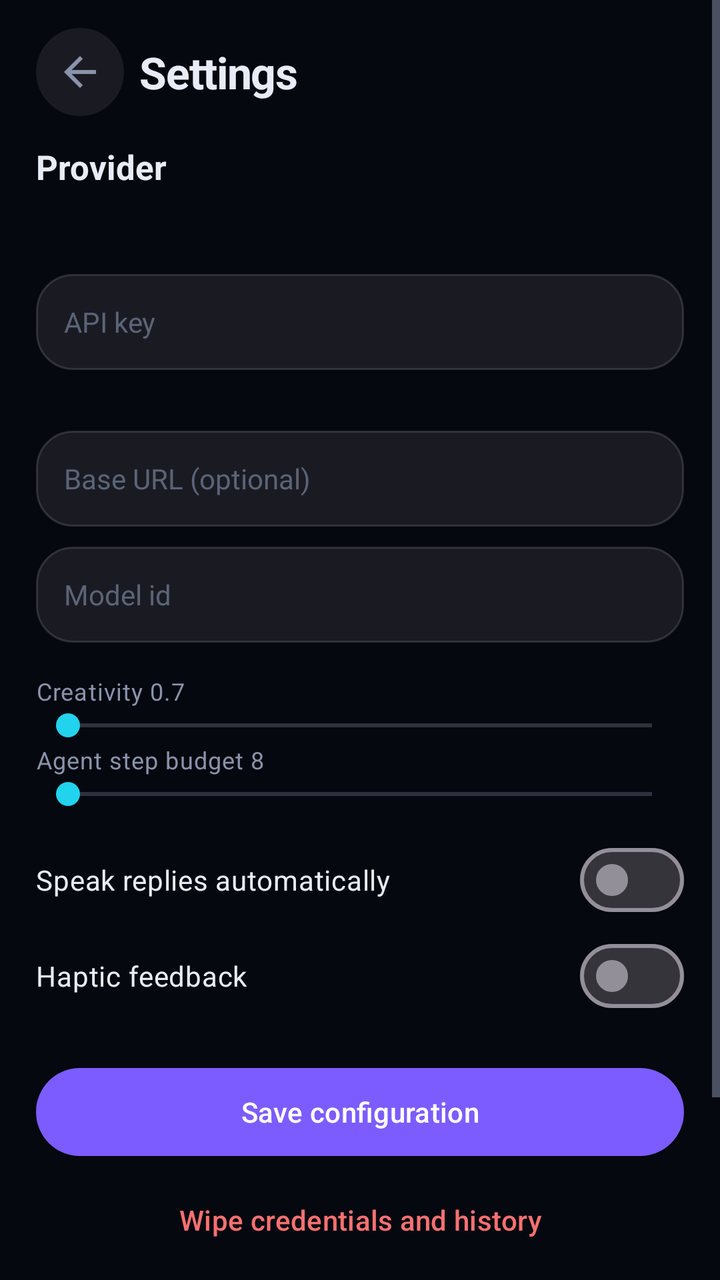
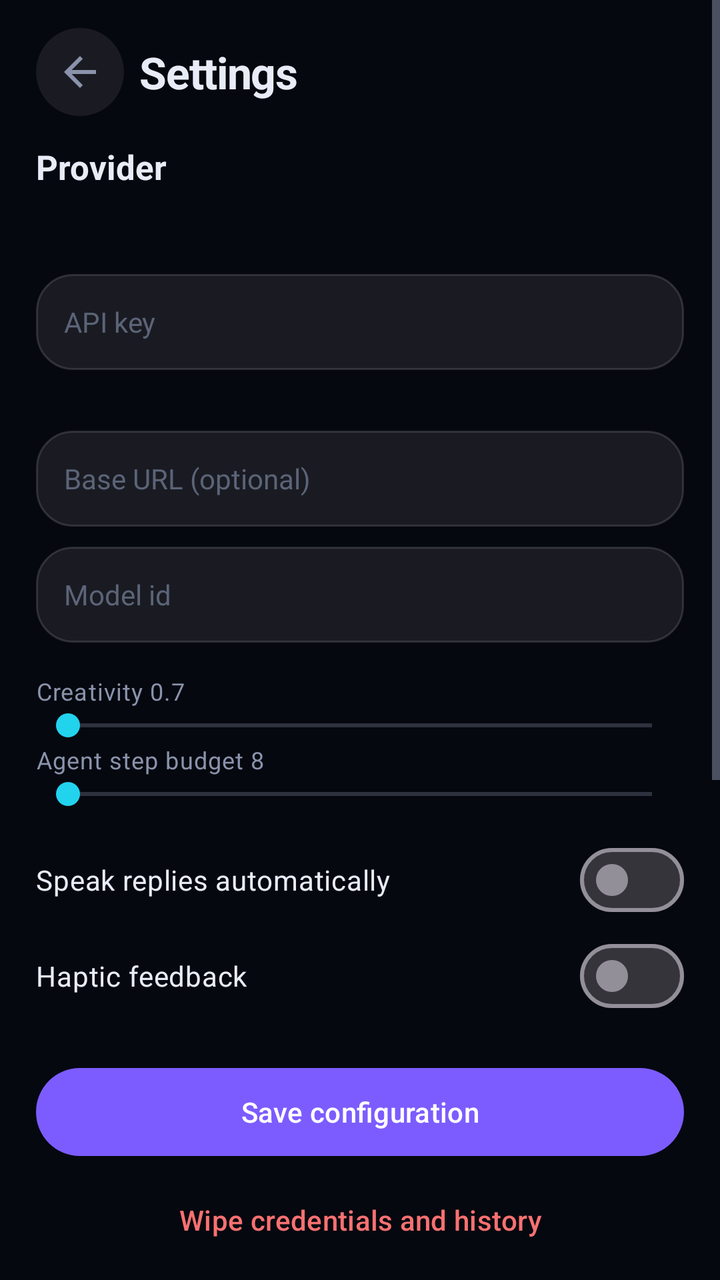

Before-and-after screenshots of an Android layout around one commit, followed by the original layout XML and the change that was made.
<!-- AndroidManifest.xml: application theme Theme.ApexAI -->
<!-- res/layout/activity_settings.xml -->
<?xml version="1.0" encoding="utf-8"?>
<ScrollView xmlns:android="http://schemas.android.com/apk/res/android"
    android:layout_width="match_parent"
    android:layout_height="match_parent"
    android:background="@color/apex_bg"
    android:fitsSystemWindows="true"
    android:fillViewport="true">

    <LinearLayout
        android:layout_width="match_parent"
        android:layout_height="wrap_content"
        android:orientation="vertical"
        android:paddingStart="18dp"
        android:paddingTop="8dp"
        android:paddingEnd="18dp"
        android:paddingBottom="28dp">

        <LinearLayout
            android:layout_width="match_parent"
            android:layout_height="56dp"
            android:gravity="center_vertical"
            android:orientation="horizontal">

            <ImageButton
                android:id="@+id/btnBack"
                android:layout_width="44dp"
                android:layout_height="44dp"
                android:background="@drawable/bg_icon_ripple"
                android:padding="10dp"
                android:src="@drawable/ic_back"
                android:tint="@color/apex_text_dim" />

            <TextView
                style="@style/Apex.Text.Display"
                android:layout_width="wrap_content"
                android:layout_height="wrap_content"
                android:layout_marginStart="8dp"
                android:text="@string/title_settings"
                android:textSize="22sp" />
        </LinearLayout>

        <TextView
            style="@style/Apex.Text.Title"
            android:layout_width="wrap_content"
            android:layout_height="wrap_content"
            android:layout_marginTop="8dp"
            android:text="Provider" />

        <HorizontalScrollView
            android:layout_width="match_parent"
            android:layout_height="wrap_content"
            android:layout_marginTop="8dp"
            android:scrollbars="none">

            <LinearLayout
                android:id="@+id/providerRow"
                android:layout_width="wrap_content"
                android:layout_height="wrap_content"
                android:orientation="horizontal" />
        </HorizontalScrollView>

        <TextView
            android:id="@+id/tvProviderHint"
            style="@style/Apex.Text.Caption"
            android:layout_width="match_parent"
            android:layout_height="wrap_content"
            android:layout_marginTop="6dp"
            android:text="" />

        <EditText
            android:id="@+id/inputKey"
            android:layout_width="match_parent"
            android:layout_height="48dp"
            android:layout_marginTop="12dp"
            android:background="@drawable/bg_input_field"
            android:hint="API key"
            android:inputType="textPassword"
            android:paddingStart="14dp"
            android:paddingEnd="14dp"
            android:textColor="@color/apex_text"
            android:textColorHint="@color/apex_text_faint"
            android:textSize="14sp" />

        <TextView
            android:id="@+id/tvKeyState"
            style="@style/Apex.Text.Caption"
            android:layout_width="match_parent"
            android:layout_height="wrap_content"
            android:layout_marginTop="4dp"
            android:text="" />

        <EditText
            android:id="@+id/inputBase"
            android:layout_width="match_parent"
            android:layout_height="48dp"
            android:layout_marginTop="10dp"
            android:background="@drawable/bg_input_field"
            android:hint="Base URL (optional)"
            android:inputType="textUri"
            android:paddingStart="14dp"
            android:paddingEnd="14dp"
            android:textColor="@color/apex_text"
            android:textColorHint="@color/apex_text_faint"
            android:textSize="14sp" />

        <EditText
            android:id="@+id/inputModel"
            android:layout_width="match_parent"
            android:layout_height="48dp"
            android:layout_marginTop="10dp"
            android:background="@drawable/bg_input_field"
            android:hint="Model id"
            android:inputType="text"
            android:paddingStart="14dp"
            android:paddingEnd="14dp"
            android:textColor="@color/apex_text"
            android:textColorHint="@color/apex_text_faint"
            android:textSize="14sp" />

        <TextView
            android:id="@+id/tvTempLabel"
            style="@style/Apex.Text.Caption"
            android:layout_width="match_parent"
            android:layout_height="wrap_content"
            android:layout_marginTop="16dp"
            android:text="Creativity 0.7" />

        <SeekBar
            android:id="@+id/seekTemp"
            android:layout_width="match_parent"
            android:layout_height="wrap_content"
            android:max="20" />

        <TextView
            android:id="@+id/tvStepsLabel"
            style="@style/Apex.Text.Caption"
            android:layout_width="match_parent"
            android:layout_height="wrap_content"
            android:text="Agent step budget 8" />

        <SeekBar
            android:id="@+id/seekSteps"
            android:layout_width="match_parent"
            android:layout_height="wrap_content"
            android:max="23" />

        <com.google.android.material.materialswitch.MaterialSwitch
            android:id="@+id/switchVoice"
            android:layout_width="match_parent"
            android:layout_height="wrap_content"
            android:layout_marginTop="10dp"
            android:text="Speak replies automatically"
            android:textColor="@color/apex_text" />

        <com.google.android.material.materialswitch.MaterialSwitch
            android:id="@+id/switchHaptics"
            android:layout_width="match_parent"
            android:layout_height="wrap_content"
            android:text="Haptic feedback"
            android:textColor="@color/apex_text" />

        <com.google.android.material.button.MaterialButton
            android:id="@+id/btnSave"
            android:layout_width="match_parent"
            android:layout_height="52dp"
            android:layout_marginTop="18dp"
            android:text="Save configuration" />

        <com.google.android.material.button.MaterialButton
            android:id="@+id/btnClear"
            style="@style/Widget.Material3.Button.TextButton"
            android:layout_width="match_parent"
            android:layout_height="wrap_content"
            android:layout_marginTop="4dp"
            android:text="Wipe credentials and history"
            android:textColor="@color/apex_red" />

        <TextView
            style="@style/Apex.Text.Title"
            android:layout_width="wrap_content"
            android:layout_height="wrap_content"
            android:layout_marginTop="18dp"
            android:text="Engine log" />

        <TextView
            android:id="@+id/tvLog"
            style="@style/Apex.Text.Mono"
            android:layout_width="match_parent"
            android:layout_height="wrap_content"
            android:layout_marginTop="6dp"
            android:background="@drawable/bg_glass_soft"
            android:lineSpacingMultiplier="1.15"
            android:padding="12dp"
            android:textColor="@color/apex_text_dim"
            android:textSize="10sp" />
    </LinearLayout>
</ScrollView>
<!-- resources referenced by this layout -->
<resources>
  <color name="apex_bg">#FF06080F</color>
  <color name="apex_red">#FFF87171</color>
  <color name="apex_text">#FFE8ECF7</color>
  <color name="apex_text_dim">#FF8A93AB</color>
  <color name="apex_text_faint">#FF5B6478</color>
  <!-- drawable bg_glass_soft (drawable) -->
  <?xml version="1.0" encoding="utf-8"?>
  <shape xmlns:android="http://schemas.android.com/apk/res/android" android:shape="rectangle">
      <corners android:radius="@dimen/radius_m" />
      <solid android:color="@color/apex_glass" />
      <stroke android:width="1dp" android:color="@color/apex_stroke_soft" />
  </shape>
  <!-- drawable bg_icon_ripple (drawable) -->
  <?xml version="1.0" encoding="utf-8"?>
  <ripple xmlns:android="http://schemas.android.com/apk/res/android"
      android:color="#33FFFFFF">
      <item>
          <shape android:shape="oval">
              <solid android:color="#14FFFFFF" />
          </shape>
      </item>
  </ripple>
  <!-- drawable bg_input_field (drawable) -->
  <?xml version="1.0" encoding="utf-8"?>
  <shape xmlns:android="http://schemas.android.com/apk/res/android" android:shape="rectangle">
      <corners android:radius="@dimen/radius_m" />
      <solid android:color="#14FFFFFF" />
      <stroke android:width="1dp" android:color="#22FFFFFF" />
  </shape>
  <string name="title_settings">Settings</string>
  <style name="Apex.Text.Caption" parent="">
          <item name="android:textColor">@color/apex_text_dim</item>
          <item name="android:textSize">12sp</item>
          <item name="android:letterSpacing">0.03</item>
      </style>
  <style name="Apex.Text.Display" parent="">
          <item name="android:textColor">@color/apex_text</item>
          <item name="android:textSize">28sp</item>
          <item name="android:textStyle">bold</item>
          <item name="android:letterSpacing">-0.02</item>
      </style>
  <style name="Apex.Text.Mono" parent="">
          <item name="android:textColor">@color/apex_text</item>
          <item name="android:textSize">12sp</item>
          <item name="android:fontFamily">monospace</item>
      </style>
  <style name="Apex.Text.Title" parent="">
          <item name="android:textColor">@color/apex_text</item>
          <item name="android:textSize">17sp</item>
          <item name="android:textStyle">bold</item>
      </style>
  <dimen name="radius_m">18dp</dimen>
  <color name="apex_glass">#B3121828</color>
  <color name="apex_stroke_soft">#1AFFFFFF</color>
  <color name="apex_violet">#FF7C5CFF</color>
  <color name="apex_violet_deep">#FF5B3FE0</color>
  <color name="apex_cyan">#FF22D3EE</color>
  <color name="apex_pink">#FFF472B6</color>
  <color name="apex_surface">#FF121828</color>
  <style name="Apex.BottomSheet" parent="ThemeOverlay.Material3.BottomSheetDialog">
          <item name="bottomSheetStyle">@style/Apex.BottomSheet.Style</item>
      </style>
  <color name="apex_glass_strong">#D91A2236</color>
  <style name="Apex.Dialog.Button" parent="Widget.Material3.Button.TextButton">
          <item name="android:textColor">@color/apex_cyan</item>
      </style>
  <style name="Apex.BottomSheet.Style" parent="Widget.Material3.BottomSheet.Modal">
          <item name="backgroundTint">@color/apex_bg_alt</item>
          <item name="shapeAppearance">@style/Apex.Shape.Sheet</item>
      </style>
  <color name="apex_bg_alt">#FF0B0F1C</color>
  <style name="Apex.Shape.Sheet" parent="">
          <item name="cornerFamily">rounded</item>
          <item name="cornerSizeTopLeft">28dp</item>
          <item name="cornerSizeTopRight">28dp</item>
          <item name="cornerSizeBottomLeft">0dp</item>
          <item name="cornerSizeBottomRight">0dp</item>
      </style>
  <!-- unchanged entries left out for length: 4 -->
</resources>

<!-- the commit's change to res/layout/activity_settings.xml (unified diff, before → after) -->
@@ -175,6 +175,110 @@
             android:text="Wipe credentials and history"
             android:textColor="@color/apex_red" />
 
+        <View
+            android:layout_width="match_parent"
+            android:layout_height="1dp"
+            android:layout_marginTop="22dp"
+            android:background="@color/apex_stroke_soft" />
+
+        <TextView
+            style="@style/Apex.Text.Title"
+            android:layout_width="wrap_content"
+            android:layout_height="wrap_content"
+            android:layout_marginTop="18dp"
+            android:text="@string/title_advanced" />
+
+        <TextView
+            android:id="@+id/tvAdvancedState"
+            style="@style/Apex.Text.Caption"
+            android:layout_width="match_parent"
+            android:layout_height="wrap_content"
+            android:layout_marginTop="2dp"
+            android:text="@string/label_advanced_locked" />
+
+        <com.google.android.material.button.MaterialButton
+            android:id="@+id/btnAdvancedUnlock"
+            style="@style/Widget.Material3.Button.TextButton"
+            android:layout_width="wrap_content"
+            android:layout_height="wrap_content"
+            android:text="Unlock advanced mode"
+            android:textColor="@color/apex_violet" />
+
+        <LinearLayout
+            android:id="@+id/advancedPanel"
+            android:layout_width="match_parent"
+            android:layout_height="wrap_content"
+            android:orientation="vertical"
+            android:visibility="gone">
+
+            <TextView
+                style="@style/Apex.Text.Caption"
+                android:layout_width="match_parent"
+                android:layout_height="wrap_content"
+                android:text="Extra instruction appended to every agent prompt" />
+
+            <EditText
+                android:id="@+id/inputSystemPrompt"
+                android:layout_width="match_parent"
+                android:layout_height="wrap_content"
+                android:layout_marginTop="6dp"
+                android:background="@drawable/bg_input_field"
+                android:gravity="top|start"
+                android:hint="e.g. Answer in Hindi, be terse, cite units in lakh and crore"
+                android:inputType="textMultiLine|textCapSentences"
+                android:minLines="3"
+                android:padding="14dp"
+                android:textColor="@color/apex_text"
+                android:textColorHint="@color/apex_text_faint"
+                android:textSize="13sp" />
+
+            <TextView
+                style="@style/Apex.Text.Caption"
+                android:layout_width="match_parent"
+                android:layout_height="wrap_content"
+                android:layout_marginTop="8dp"
+                android:text="Advanced mode changes configuration only. The agents' safety rules stay in force." />
+        </LinearLayout>
+
+        <View
+            android:layout_width="match_parent"
+            android:layout_height="1dp"
+            android:layout_marginTop="22dp"
+            android:background="@color/apex_stroke_soft" />
+
+        <TextView
+            style="@style/Apex.Text.Title"
+            android:layout_width="wrap_content"
+            android:layout_height="wrap_content"
+            android:layout_marginTop="18dp"
+            android:text="Last crash report" />
+
+        <TextView
+            android:id="@+id/tvCrash"
+            style="@style/Apex.Text.Mono"
+            android:layout_width="match_parent"
+            android:layout_height="wrap_content"
+            android:layout_marginTop="6dp"
+            android:background="@drawable/bg_glass_soft"
+            android:lineSpacingMultiplier="1.15"
+            android:padding="12dp"
+            android:textColor="@color/apex_text_dim"
+            android:textSize="10sp" />
+
+        <com.google.android.material.button.MaterialButton
+            android:id="@+id/btnClearCrash"
+            style="@style/Widget.Material3.Button.TextButton"
+            android:layout_width="wrap_content"
+            android:layout_height="wrap_content"
+            android:text="Clear report"
+            android:textColor="@color/apex_text_dim" />
+
+        <View
+            android:layout_width="match_parent"
+            android:layout_height="1dp"
+            android:layout_marginTop="18dp"
+            android:background="@color/apex_stroke_soft" />
+
         <TextView
             style="@style/Apex.Text.Title"
             android:layout_width="wrap_content"
<!-- resource entries referenced after the edit -->
@@ -29,6 +29,8 @@
       <solid android:color="#14FFFFFF" />
       <stroke android:width="1dp" android:color="#22FFFFFF" />
   </shape>
+  <string name="label_advanced_locked">Locked. Enter the 20-digit passcode.</string>
+  <string name="title_advanced">Advanced</string>
   <string name="title_settings">Settings</string>
   <style name="Apex.Text.Caption" parent="">
           <item name="android:textColor">@color/apex_text_dim</item>
